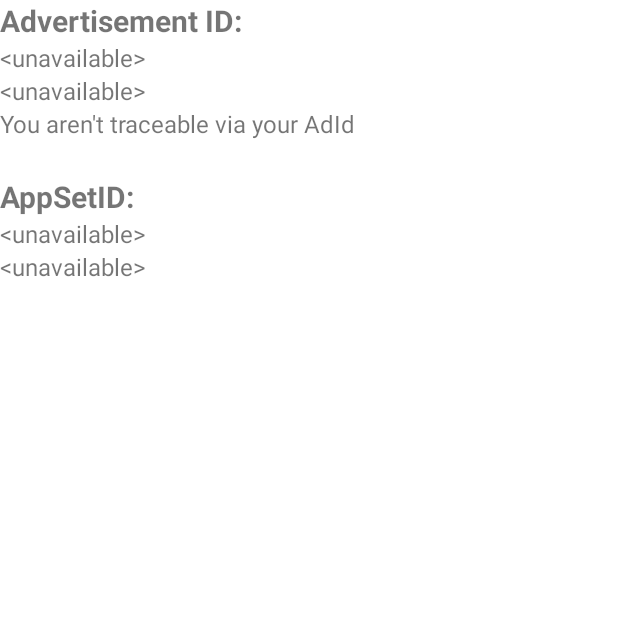
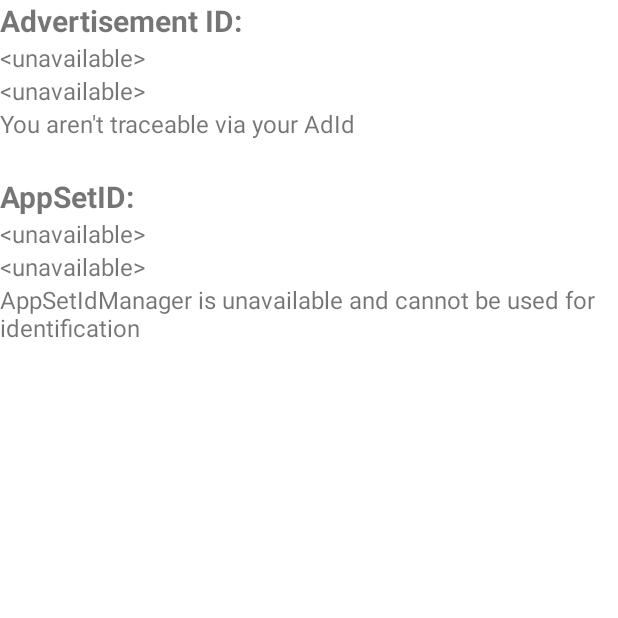
Before and after one commit to Jundertag/AdManager, an Android app: the screen it shows after launch (MainActivity), on a phone screen of 412 x 824 dp, the top half of it. Run offline under Robolectric (Android 15) with nearby library versions, the phone set to English and light mode, and no system bars; 1 statement that could not run was skipped.

```diff
--- a/app/src/main/AndroidManifest.xml
+++ b/app/src/main/AndroidManifest.xml
@@ -3,7 +3,11 @@
     xmlns:tools="http://schemas.android.com/tools">
 
     <uses-permission android:name="android.permission.ACCESS_ADSERVICES_AD_ID"/>
-    <uses-permission android:name="android.permission.ACCESS_ADSERVICES_APP_SET_ID"/>
+    <uses-permission android:name="android.permission.ACCESS_ADSERVICES_AD_SELECTION"/>
+    <uses-permission android:name="android.permission.ACCESS_ADSERVICES_ATTRIBUTION"/>
+    <uses-permission android:name="android.permission.ACCESS_ADSERVICES_CUSTOM_AUDIENCE"/>
+    <uses-permission android:name="android.permission.ACCESS_ADSERVICES_PROTECTED_SIGNALS"/>
+    <uses-permission android:name="android.permission.ACCESS_ADSERVICES_TOPICS"/>
 
     <application
         android:name=".app.MainApplication"
--- a/app/src/main/res/values/strings.xml
+++ b/app/src/main/res/values/strings.xml
@@ -3,4 +3,8 @@
     <string name="ad_id_title">Advertisement ID:</string>
     <string name="ad_id_limited_true">You aren\'t traceable via your AdId</string>
     <string name="ad_id_limited_false">You are traceable via your AdId</string>
+    <string name="app_set_id_title">AppSetID:</string>
+    <string name="app_set_id_scope_dev">SCOPE_DEVELOPER means appSetId is scoped to the developer of the app and cannot identify a single user.</string>
+    <string name="app_set_id_scope_app">SCOPE_APP means appSetId is scoped to the app and can identify a single user.</string>
+    <string name="app_set_id_unusable">AppSetIdManager is unavailable and cannot be used for identification</string>
 </resources>
```
Also changed, not shown: app/src/main/java/com/jayden/ad_manager/app/ui/MainActivity.kt (+8 -1 lines).
